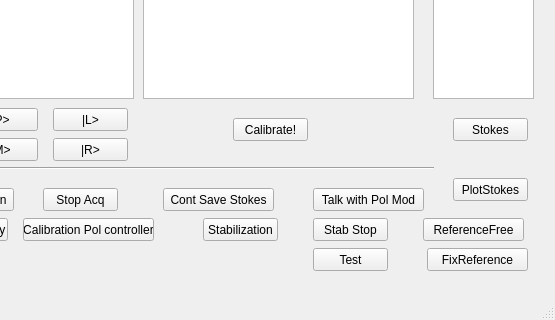
The window that untitled2.ui (ave91/untitled2) describes before a commit, drawn with Qt 5; both pictures show x 367 to 922 and y 129 to 449 of the 922 by 449 pixel window.
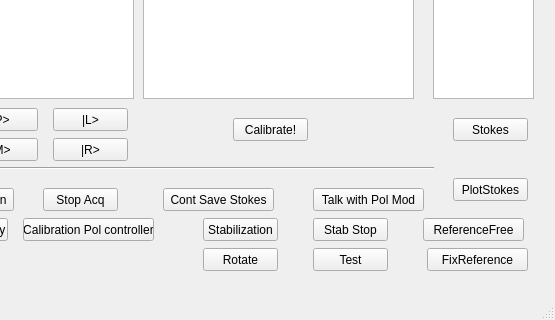
The same window after the commit.

```diff
--- a/untitled2.ui
+++ b/untitled2.ui
@@ -611,6 +611,19 @@
      <string>Test</string>
     </property>
    </widget>
+   <widget class="QPushButton" name="rotateButton">
+    <property name="geometry">
+     <rect>
+      <x>570</x>
+      <y>360</y>
+      <width>75</width>
+      <height>23</height>
+     </rect>
+    </property>
+    <property name="text">
+     <string>Rotate</string>
+    </property>
+   </widget>
   </widget>
   <widget class="QMenuBar" name="menuBar">
    <property name="geometry">
```
